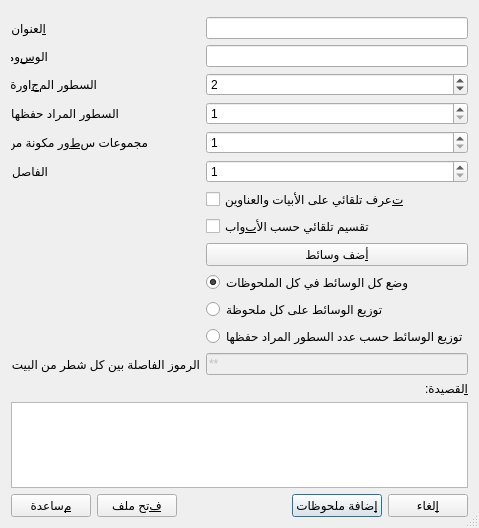
Old version of the form designer/import_dialog.ui in the repository Bakr-Ali/AnkiLPCG.
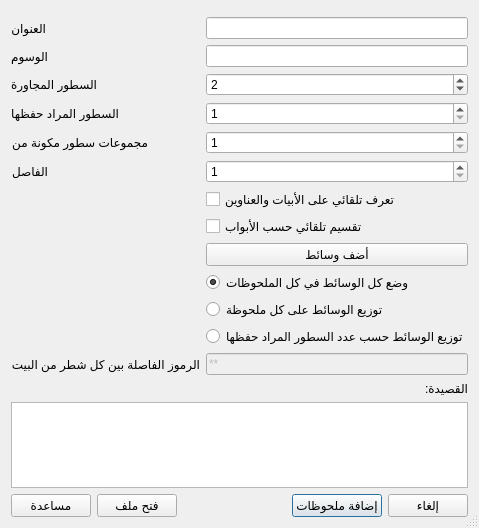
New version of the form.

Commit message:
Remove access keys from GUI
They are not worth the hassle.

What changed in the file:
```diff
--- a/designer/import_dialog.ui
+++ b/designer/import_dialog.ui
@@ -25,7 +25,7 @@
      <item row="2" column="0">
       <widget class="QLabel" name="label">
        <property name="text">
-        <string>&amp;العنوان</string>
+        <string>العنوان</string>
        </property>
        <property name="buddy">
         <cstring>titleBox</cstring>
@@ -42,7 +42,7 @@
      <item row="4" column="0">
       <widget class="QLabel" name="label_3">
        <property name="text">
-        <string>الو&amp;سوم</string>
+        <string>الوسوم</string>
        </property>
        <property name="buddy">
         <cstring>tagsBox</cstring>
@@ -55,7 +55,7 @@
      <item row="6" column="0">
       <widget class="QLabel" name="label_2">
        <property name="text">
-        <string>السطور الم&amp;جاورة</string>
+        <string>السطور المجاورة</string>
        </property>
        <property name="buddy">
         <cstring>contextLinesSpin</cstring>
@@ -110,7 +110,7 @@
      <item row="8" column="0">
       <widget class="QLabel" name="label_4">
        <property name="text">
-        <string>مجموعات س&amp;طور مكونة من</string>
+        <string>مجموعات سطور مكونة من</string>
        </property>
        <property name="buddy">
         <cstring>groupLinesSpin</cstring>
@@ -144,21 +144,21 @@
    <item row="10" column="1">
      <widget class="QCheckBox" name="automaticCheckBox">
        <property name="text">
-         <string>&amp;تعرف تلقائي على الأبيات والعناوين</string>
+         <string>تعرف تلقائي على الأبيات والعناوين</string>
        </property>
      </widget>
    </item>
    <item row="11" column="1">
      <widget class="QCheckBox" name="bySectionCheckBox">
        <property name="text">
-         <string>تقسيم تلقائي حسب الأ&amp;بواب</string>
+         <string>تقسيم تلقائي حسب الأبواب</string>
         </property>
      </widget>
    </item>
    <item row="12" column="1">
       <widget class="QPushButton" name="mediaButton">
        <property name="text">
-        <string>&amp;أضف وسائط</string>
+        <string>أضف وسائط</string>
        </property>
       </widget>
      </item>
@@ -208,7 +208,7 @@
    <item>
     <widget class="QLabel" name="label_6">
      <property name="text">
-      <string>&amp;القصيدة:</string>
+      <string>القصيدة:</string>
      </property>
      <property name="buddy">
       <cstring>textBox</cstring>
@@ -223,7 +223,7 @@
      <item>
       <widget class="QPushButton" name="helpButton">
        <property name="text">
-        <string>&amp;مساعدة</string>
+        <string>مساعدة</string>
        </property>
       </widget>
      </item>
@@ -233,7 +233,7 @@
         <string>يستبدل محتوى محرر الأشعار بمحتوى ملف نصي على حاسوبك.</string>
        </property>
        <property name="text">
-        <string>&amp;فتح ملف</string>
+        <string>فتح ملف</string>
        </property>
        <property name="autoDefault">
         <bool>false</bool>
@@ -262,7 +262,7 @@
         <string>يولد ملحوظات من النص في محرر الأشعار</string>
        </property>
        <property name="text">
-        <string>&amp;إضافة ملحوظات</string>
+        <string>إضافة ملحوظات</string>
        </property>
        <property name="shortcut">
         <string>Ctrl+Return</string>
@@ -281,7 +281,7 @@
      <item>
       <widget class="QPushButton" name="cancelButton">
        <property name="text">
-        <string>&amp;إلغاء</string>
+        <string>إلغاء</string>
        </property>
        <property name="autoDefault">
         <bool>false</bool>
```
